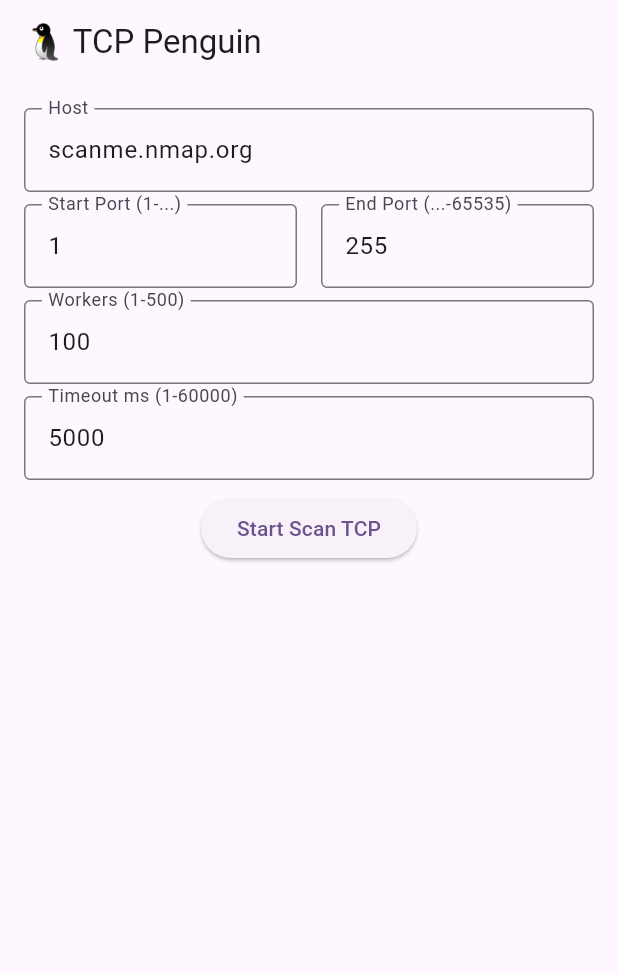
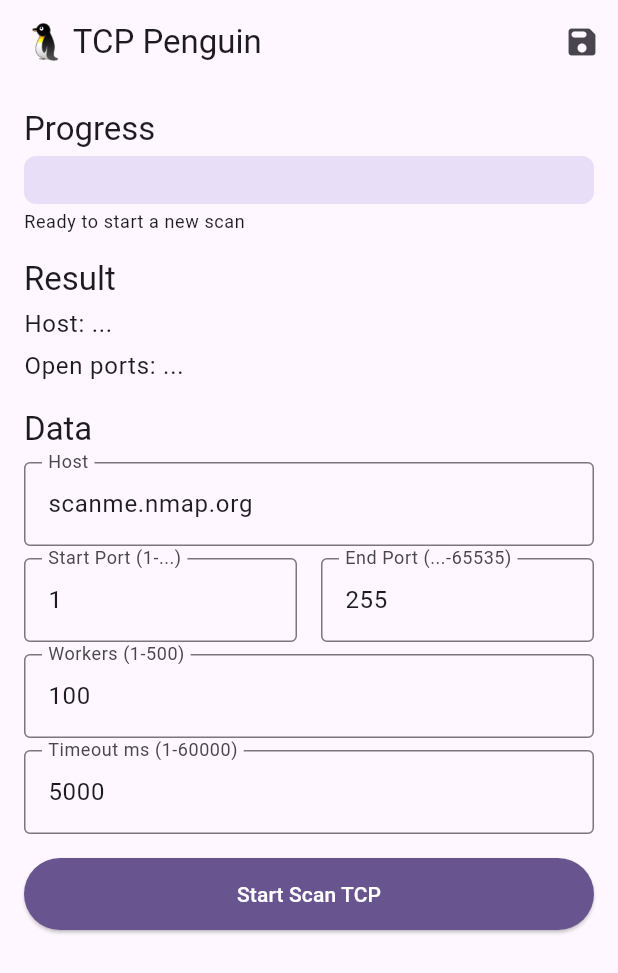
Before and after one commit to andybeardness/TCP-Penguin, a Flutter app: the screen it shows after launch, on a phone screen of 412 x 824 dp. Shown: the top 973 px of the screen. Run offline on Flutter 3.47's test engine with Material 3 defaults, Android fonts, the phone set to English and light mode, and no system bars; our stand-ins replace get_it, isar, pool, rxdart; accounts and stored records are empty; generated files the repository leaves out were written again.

Commit message:
update ui

```diff
--- a/lib/app/di/presentation/di_viewmodel.dart
+++ b/lib/app/di/presentation/di_viewmodel.dart
@@ -1,5 +1,4 @@
 import 'package:tcp_penguin/app/di/di.dart';
-import 'package:tcp_penguin/data/repository/host/host_repository.dart';
 import 'package:tcp_penguin/domain/concurency_runner/concurency_runner.dart';
 import 'package:tcp_penguin/domain/host_saver/host_saver.dart';
 import 'package:tcp_penguin/domain/tcp_scanner/tcp_scanner.dart';
@@ -10,7 +9,6 @@ Future<void> setupViewModelDI() async {
     () => HomeScreenViewModel(
       tcpScanner: getIt<TcpScanner>(),
       concurencyRunner: getIt<ConcurencyRunner>(),
-      hostRepository: getIt<HostRepository>(),
       hostSaver: getIt<HostSaver>(),
     ),
   );
--- a/lib/domain/concurency_runner/concurency_runner.dart
+++ b/lib/domain/concurency_runner/concurency_runner.dart
@@ -12,11 +12,15 @@ class ConcurencyRunner {
     required int portStart,
     required int portEnd,
     required int maxConcurrent,
+    required Function(double progress) onProgress,
   }) async {
     final pool = Pool(maxConcurrent);
+
     final List<Future<void>> tasks = [];
+    final List<int> openPorts = [];
 
-    final List<int> openPorts = [];
+    final totalPorts = portEnd - portStart + 1;
+    int completedPorts = 0;
 
     for (var port = portStart; port <= portEnd; port++) {
       final resource = await pool.request();
@@ -35,6 +39,8 @@ class ConcurencyRunner {
             );
           } finally {
             resource.release();
+            completedPorts++;
+            onProgress(completedPorts / totalPorts);
           }
         }),
       );
--- /dev/null
+++ b/lib/presentation/common_view/subtitle/common_view_subtitle.dart
@@ -0,0 +1,25 @@
+import 'package:flutter/material.dart';
+
+class CommonViewSubtitleEntity {
+  final String subtitle;
+
+  CommonViewSubtitleEntity({required this.subtitle});
+}
+
+class CommonViewSubtitle extends StatelessWidget {
+  final CommonViewSubtitleEntity entity;
+
+  const CommonViewSubtitle({super.key, required this.entity});
+
+  @override
+  Widget build(BuildContext context) {
+    return Container(
+      width: double.infinity,
+      padding: EdgeInsets.symmetric(horizontal: 16),
+      child: Text(
+        entity.subtitle,
+        style: Theme.of(context).textTheme.bodyLarge,
+      ),
+    );
+  }
+}
--- /dev/null
+++ b/lib/presentation/common_view/text/common_view_text.dart
@@ -0,0 +1,22 @@
+import 'package:flutter/material.dart';
+
+class CommonViewTextEntity {
+  final String text;
+
+  CommonViewTextEntity({required this.text});
+}
+
+class CommonViewText extends StatelessWidget {
+  final CommonViewTextEntity entity;
+
+  const CommonViewText({super.key, required this.entity});
+
+  @override
+  Widget build(BuildContext context) {
+    return Container(
+      width: double.infinity,
+      padding: EdgeInsets.symmetric(horizontal: 16),
+      child: Text(entity.text, style: Theme.of(context).textTheme.bodySmall),
+    );
+  }
+}
--- /dev/null
+++ b/lib/presentation/common_view/title/common_view_title.dart
@@ -0,0 +1,22 @@
+import 'package:flutter/material.dart';
+
+class CommonViewTitleEntity {
+  final String title;
+
+  CommonViewTitleEntity({required this.title});
+}
+
+class CommonViewTitle extends StatelessWidget {
+  final CommonViewTitleEntity entity;
+
+  const CommonViewTitle({super.key, required this.entity});
+
+  @override
+  Widget build(BuildContext context) {
+    return Container(
+      width: double.infinity,
+      padding: EdgeInsets.symmetric(horizontal: 16),
+      child: Text(entity.title, style: Theme.of(context).textTheme.titleLarge),
+    );
+  }
+}
--- a/lib/presentation/screen/home/home_screen.dart
+++ b/lib/presentation/screen/home/home_screen.dart
@@ -1,11 +1,14 @@
 import 'package:flutter/material.dart';
 import 'package:tcp_penguin/app/di/di.dart';
 import 'package:tcp_penguin/presentation/common_view/spacer/common_view_spacer.dart';
+import 'package:tcp_penguin/presentation/common_view/subtitle/common_view_subtitle.dart';
+import 'package:tcp_penguin/presentation/common_view/text/common_view_text.dart';
+import 'package:tcp_penguin/presentation/common_view/title/common_view_title.dart';
 import 'package:tcp_penguin/presentation/screen/home/home_screen_action.dart';
 import 'package:tcp_penguin/presentation/screen/home/home_screen_state.dart';
 import 'package:tcp_penguin/presentation/screen/home/home_screen_view_model.dart';
 import 'package:tcp_penguin/presentation/screen/home/view/home_screen_view_host.dart';
-import 'package:tcp_penguin/presentation/screen/home/view/home_screen_view_saved_hosts.dart';
+import 'package:tcp_penguin/presentation/screen/home/view/home_screen_view_progress_bar.dart';
 import 'package:tcp_penguin/presentation/screen/home/view/home_screen_view_workers.dart';
 import 'package:tcp_penguin/presentation/screen/home/view/home_screen_view_port_range.dart';
 import 'package:tcp_penguin/presentation/screen/home/view/home_screen_view_scan_button.dart';
@@ -20,8 +23,6 @@ class HomeScreen extends StatefulWidget {
 
 class _HomeScreenState extends State<HomeScreen> {
   late final HomeScreenViewModel viewModel;
-  List<int> openPorts = [];
-  List<int> closedPorts = [];
 
   @override
   void initState() {
@@ -38,7 +39,12 @@ class _HomeScreenState extends State<HomeScreen> {
   @override
   Widget build(BuildContext context) {
     return Scaffold(
-      appBar: AppBar(title: const Text('🐧 TCP Penguin')),
+      appBar: AppBar(
+        title: const Text('🐧 TCP Penguin'),
+        actions: [
+          IconButton(icon: const Icon(Icons.save_rounded), onPressed: () {}),
+        ],
+      ),
       body: StreamBuilder(
         stream: viewModel.state,
         builder: (context, snapshot) {
@@ -56,6 +62,14 @@ class _HomeScreenState extends State<HomeScreen> {
               children: items.map((item) {
                 if (item is HomeScreenStateViewItemSpacer) {
                   return CommonViewSpacer(entity: item.entity);
+                } else if (item is HomeScreenStateViewItemTitle) {
+                  return CommonViewTitle(entity: item.entity);
+                } else if (item is HomeScreenStateViewItemSubtitle) {
+                  return CommonViewSubtitle(entity: item.entity);
+                } else if (item is HomeScreenStateViewItemText) {
+                  return CommonViewText(entity: item.entity);
+                } else if (item is HomeScreenStateViewItemProgressBar) {
+                  return HomeScreenViewProgressBar(entity: item.entity);
                 } else if (item is HomeScreenStateViewItemHost) {
                   return HomeScreenViewHost(
                     entity: item.entity,
@@ -105,8 +119,6 @@ class _HomeScreenState extends State<HomeScreen> {
                       );
                     },
                   );
-                } else if (item is HomeScreenStateViewItemSavedHosts) {
-                  return HomeScreenViewSavedHosts(entity: item.entity);
                 } else if (item is HomeScreenStateViewItemScanButton) {
                   return HomeScreenViewScanButton(
                     entity: item.entity,
--- a/lib/presentation/screen/home/home_screen_state.dart
+++ b/lib/presentation/screen/home/home_screen_state.dart
@@ -1,6 +1,9 @@
 import 'package:tcp_penguin/presentation/common_view/spacer/common_view_spacer.dart';
+import 'package:tcp_penguin/presentation/common_view/subtitle/common_view_subtitle.dart';
+import 'package:tcp_penguin/presentation/common_view/text/common_view_text.dart';
+import 'package:tcp_penguin/presentation/common_view/title/common_view_title.dart';
 import 'package:tcp_penguin/presentation/screen/home/view/home_screen_view_host.dart';
-import 'package:tcp_penguin/presentation/screen/home/view/home_screen_view_saved_hosts.dart';
+import 'package:tcp_penguin/presentation/screen/home/view/home_screen_view_progress_bar.dart';
 import 'package:tcp_penguin/presentation/screen/home/view/home_screen_view_workers.dart';
 import 'package:tcp_penguin/presentation/screen/home/view/home_screen_view_port_range.dart';
 import 'package:tcp_penguin/presentation/screen/home/view/home_screen_view_scan_button.dart';
@@ -18,6 +21,30 @@ class HomeScreenStateViewItemSpacer extends HomeScreenStateViewItem {
   final CommonViewSpacerEntity entity;
 
   HomeScreenStateViewItemSpacer({required this.entity});
+}
+
+class HomeScreenStateViewItemTitle extends HomeScreenStateViewItem {
+  final CommonViewTitleEntity entity;
+
+  HomeScreenStateViewItemTitle({required this.entity});
+}
+
+class HomeScreenStateViewItemSubtitle extends HomeScreenStateViewItem {
+  final CommonViewSubtitleEntity entity;
+
+  HomeScreenStateViewItemSubtitle({required this.entity});
+}
+
+class HomeScreenStateViewItemText extends HomeScreenStateViewItem {
+  final CommonViewTextEntity entity;
+
+  HomeScreenStateViewItemText({required this.entity});
+}
+
+class HomeScreenStateViewItemProgressBar extends HomeScreenStateViewItem {
+  final HomeScreenViewProgressBarEntity entity;
+
+  HomeScreenStateViewItemProgressBar({required this.entity});
 }
 
 class HomeScreenStateViewItemHost extends HomeScreenStateViewItem {
@@ -44,12 +71,6 @@ class HomeScreenStateViewItemTimeout extends HomeScreenStateViewItem {
   HomeScreenStateViewItemTimeout({required this.entity});
 }
 
-class HomeScreenStateViewItemSavedHosts extends HomeScreenStateViewItem {
-  final HomeScreenViewSavedHostsEntity entity;
-
-  HomeScreenStateViewItemSavedHosts({required this.entity});
-}
-
 class HomeScreenStateViewItemScanButton extends HomeScreenStateViewItem {
   final HomeScreenViewScanButtonEntity entity;
 
--- a/lib/presentation/screen/home/home_screen_view_model.dart
+++ b/lib/presentation/screen/home/home_screen_view_model.dart
@@ -1,23 +1,30 @@
 import 'package:rxdart/rxdart.dart';
-import 'package:tcp_penguin/data/repository/host/host_entity.dart';
-import 'package:tcp_penguin/data/repository/host/host_repository.dart';
 import 'package:tcp_penguin/domain/concurency_runner/concurency_runner.dart';
 import 'package:tcp_penguin/domain/host_saver/host_saver.dart';
 import 'package:tcp_penguin/domain/tcp_scanner/tcp_scanner.dart';
 import 'package:tcp_penguin/presentation/common_view/spacer/common_view_spacer.dart';
+import 'package:tcp_penguin/presentation/common_view/subtitle/common_view_subtitle.dart';
+import 'package:tcp_penguin/presentation/common_view/text/common_view_text.dart';
+import 'package:tcp_penguin/presentation/common_view/title/common_view_title.dart';
 import 'package:tcp_penguin/presentation/screen/home/home_screen_action.dart';
 import 'package:tcp_penguin/presentation/screen/home/home_screen_state.dart';
 import 'package:tcp_penguin/presentation/screen/home/view/home_screen_view_host.dart';
-import 'package:tcp_penguin/presentation/screen/home/view/home_screen_view_saved_hosts.dart';
+import 'package:tcp_penguin/presentation/screen/home/view/home_screen_view_progress_bar.dart';
 import 'package:tcp_penguin/presentation/screen/home/view/home_screen_view_workers.dart';
 import 'package:tcp_penguin/presentation/screen/home/view/home_screen_view_port_range.dart';
 import 'package:tcp_penguin/presentation/screen/home/view/home_screen_view_scan_button.dart';
 import 'package:tcp_penguin/presentation/screen/home/view/home_screen_view_timeout.dart';
 
+class OpenPortsResult {
+  final String host;
+  final List<int> openPorts;
+
+  OpenPortsResult({required this.host, required this.openPorts});
+}
+
 class HomeScreenViewModel {
   final TcpScanner tcpScanner;
   final ConcurencyRunner concurencyRunner;
-  final HostRepository hostRepository;
   final HostSaver hostSaver;
 
   final BehaviorSubject<HomeScreenState> state = BehaviorSubject.seeded(
@@ -32,12 +39,13 @@ class HomeScreenViewModel {
   final BehaviorSubject<String> _workers = BehaviorSubject.seeded('100');
   final BehaviorSubject<String> _timeoutMs = BehaviorSubject.seeded('5000');
 
-  final BehaviorSubject<bool> _isScanning = BehaviorSubject.seeded(false);
+  final BehaviorSubject<double?> _progress = BehaviorSubject.seeded(null);
+  final BehaviorSubject<OpenPortsResult?> _openPortsResult =
+      BehaviorSubject.seeded(null);
 
   HomeScreenViewModel({
     required this.tcpScanner,
     required this.concurencyRunner,
-    required this.hostRepository,
     required this.hostSaver,
   }) {
     Rx.combineLatest(
@@ -47,8 +55,8 @@ class HomeScreenViewModel {
         _endPort,
         _workers,
         _timeoutMs,
-        _isScanning,
-        hostRepository.hosts,
+        _progress,
+        _openPortsResult,
       ],
       (streams) async {
         final String host = streams[0] as String;
@@ -56,8 +64,8 @@ class HomeScreenViewModel {
         final String endPort = streams[2] as String;
         final String maxWorkers = streams[3] as String;
         final String timeoutMs = streams[4] as String;
-        final bool isScanning = streams[5] as bool;
-        final List<HostEntity> savedHosts = streams[6] as List<HostEntity>;
+        final double? progress = streams[5] as double?;
+        final OpenPortsResult? openPortsResult = streams[6] as OpenPortsResult?;
 
         final viewItems = <HomeScreenStateViewItem>[];
 
@@ -66,6 +74,102 @@ class HomeScreenViewModel {
         viewItems.add(
           HomeScreenStateViewItemSpacer(
             entity: CommonViewSpacerEntity(height: 16),
+          ),
+        );
+
+        viewItems.add(
+          HomeScreenStateViewItemTitle(
+            entity: CommonViewTitleEntity(title: 'Progress'),
+          ),
+        );
+
+        viewItems.add(
+          HomeScreenStateViewItemSpacer(
+            entity: CommonViewSpacerEntity(height: 4),
+          ),
+        );
+
+        viewItems.add(
+          HomeScreenStateViewItemProgressBar(
+            entity: HomeScreenViewProgressBarEntity(progress: progress ?? 0),
+          ),
+        );
+
+        viewItems.add(
+          HomeScreenStateViewItemSpacer(
+            entity: CommonViewSpacerEntity(height: 4),
+          ),
+        );
+
+        viewItems.add(
+          HomeScreenStateViewItemText(
+            entity: CommonViewTextEntity(
+              text: (progress ?? 0) > 0
+                  ? 'Scanning in progress, don\'t close the app'
+                  : 'Ready to start a new scan',
+            ),
+          ),
+        );
+
+        viewItems.add(
+          HomeScreenStateViewItemSpacer(
+            entity: CommonViewSpacerEntity(height: 16),
+          ),
+        );
+
+        viewItems.add(
+          HomeScreenStateViewItemTitle(
+            entity: CommonViewTitleEntity(title: 'Result'),
+          ),
+        );
+
+        viewItems.add(
+          HomeScreenStateViewItemSpacer(
+            entity: CommonViewSpacerEntity(height: 4),
+          ),
+        );
+
+        viewItems.add(
+          HomeScreenStateViewItemSubtitle(
+            entity: CommonViewSubtitleEntity(
+              subtitle: openPortsResult != null
+                  ? 'Host: ${openPortsResult.host}'
+                  : 'Host: ...',
+            ),
+          ),
+        );
+
+        viewItems.add(
+          HomeScreenStateViewItemSpacer(
+            entity: CommonViewSpacerEntity(height: 4),
+          ),
+        );
+
+        viewItems.add(
+          HomeScreenStateViewItemSubtitle(
+            entity: CommonViewSubtitleEntity(
+              subtitle: openPortsResult != null
+                  ? 'Open ports: ${openPortsResult.openPorts.join(', ')}'
+                  : 'Open ports: ...',
+            ),
+          ),
+        );
+
+        viewItems.add(
+          HomeScreenStateViewItemSpacer(
+            entity: CommonViewSpacerEntity(height: 16),
+          ),
+        );
+
+        viewItems.add(
+          HomeScreenStateViewItemTitle(
+            entity: CommonViewTitleEntity(title: 'Data'),
+          ),
+        );
+
+        viewItems.add(
+          HomeScreenStateViewItemSpacer(
+            entity: CommonViewSpacerEntity(height: 8),
           ),
         );
 
@@ -157,29 +261,15 @@ class HomeScreenViewModel {
 
         viewItems.add(
           HomeScreenStateViewItemSpacer(
-            entity: CommonViewSpacerEntity(height: 8),
+            entity: CommonViewSpacerEntity(height: 16),
           ),
         );
-
-        if (savedHosts.isNotEmpty) {
-          viewItems.add(
-            HomeScreenStateViewItemSavedHosts(
-              entity: HomeScreenViewSavedHostsEntity(hosts: savedHosts),
-            ),
-          );
-
-          viewItems.add(
-            HomeScreenStateViewItemSpacer(
-              entity: CommonViewSpacerEntity(height: 8),
-            ),
-          );
-        }
 
         viewItems.add(
           HomeScreenStateViewItemScanButton(
             entity: HomeScreenViewScanButtonEntity(
               label: 'Start Scan TCP',
-              isEnabled: !hasErrors && !isScanning,
+              isEnabled: !hasErrors && (progress ?? 0) == 0,
             ),
           ),
         );
@@ -198,7 +288,8 @@ class HomeScreenViewModel {
     _endPort.close();
     _workers.close();
     _timeoutMs.close();
-    _isScanning.close();
+    _progress.close();
+    _openPortsResult.close();
   }
 
   Future<void> handleAction({required HomeScreenAction action}) async {
@@ -218,16 +309,21 @@ class HomeScreenViewModel {
       final int endPort = int.tryParse(_endPort.value) ?? 255;
       final int maxWorkers = int.tryParse(_workers.value) ?? 100;
 
-      _isScanning.add(true);
+      _progress.add(0);
 
       final openPorts = await concurencyRunner.runConcurrently(
         host: host,
         portStart: startPort,
         portEnd: endPort,
         maxConcurrent: maxWorkers,
+        onProgress: (progress) {
+          _progress.add(progress);
+        },
       );
 
       if (openPorts.isNotEmpty) {
+        _openPortsResult.add(OpenPortsResult(host: host, openPorts: openPorts));
+
         await hostSaver.saveHost(
           host: host,
           openPorts: openPorts,
@@ -235,7 +331,7 @@ class HomeScreenViewModel {
         );
       }
 
-      _isScanning.add(false);
+      _progress.add(null);
     }
   }
 }
--- /dev/null
+++ b/lib/presentation/screen/home/view/home_screen_view_progress_bar.dart
@@ -0,0 +1,25 @@
+import 'package:flutter/material.dart';
+
+class HomeScreenViewProgressBarEntity {
+  final double progress;
+
+  HomeScreenViewProgressBarEntity({required this.progress});
+}
+
+class HomeScreenViewProgressBar extends StatelessWidget {
+  final HomeScreenViewProgressBarEntity entity;
+
+  const HomeScreenViewProgressBar({super.key, required this.entity});
+
+  @override
+  Widget build(BuildContext context) {
+    return Padding(
+      padding: const EdgeInsets.symmetric(horizontal: 16),
+      child: LinearProgressIndicator(
+        value: entity.progress,
+        minHeight: 32,
+        borderRadius: BorderRadius.circular(8),
+      ),
+    );
+  }
+}
--- a/lib/presentation/screen/home/view/home_screen_view_saved_hosts.dart
+++ /dev/null
@@ -1,44 +0,0 @@
-import 'package:flutter/material.dart';
-import 'package:tcp_penguin/data/repository/host/host_entity.dart';
-
-class HomeScreenViewSavedHostsEntity {
-  final List<HostEntity> hosts;
-
-  HomeScreenViewSavedHostsEntity({required this.hosts});
-}
-
-class HomeScreenViewSavedHosts extends StatelessWidget {
-  final HomeScreenViewSavedHostsEntity entity;
-
-  const HomeScreenViewSavedHosts({super.key, required this.entity});
-
-  @override
-  Widget build(BuildContext context) {
-    return Container(
-      padding: const EdgeInsets.symmetric(horizontal: 16),
-      child: Column(
-        crossAxisAlignment: CrossAxisAlignment.start,
-        children: [
-          const Text(
-            'Saved Hosts:',
-            style: TextStyle(fontSize: 18, fontWeight: FontWeight.bold),
-          ),
-          ...entity.hosts.map((host) {
-            return Card(
-              child: ListTile(
-                title: Column(
-                  crossAxisAlignment: CrossAxisAlignment.start,
-                  children: [
-                    Text(host.host),
-                    Text(host.openPorts.join(', ')),
-                    Text(host.createdAt.toString()),
-                  ],
-                ),
-              ),
-            );
-          }),
-        ],
-      ),
-    );
-  }
-}
--- a/lib/presentation/screen/home/view/home_screen_view_scan_button.dart
+++ b/lib/presentation/screen/home/view/home_screen_view_scan_button.dart
@@ -22,16 +22,21 @@ class HomeScreenViewScanButton extends StatelessWidget {
 
   @override
   Widget build(BuildContext context) {
-    Function()? onPressedEnabled;
-    if (entity.isEnabled) {
-      onPressedEnabled = onPressed;
-    } else {
-      onPressedEnabled = null;
-    }
-
-    return ElevatedButton(
-      onPressed: onPressedEnabled,
-      child: Text(entity.label),
+    return Padding(
+      padding: const EdgeInsets.symmetric(horizontal: 16),
+      child: ElevatedButton(
+        onPressed: entity.isEnabled ? onPressed : null,
+        style: ElevatedButton.styleFrom(
+          minimumSize: Size(double.infinity, 48),
+          backgroundColor: entity.isEnabled
+              ? Theme.of(context).colorScheme.primary
+              : Theme.of(context).colorScheme.primary.withAlpha(100),
+          foregroundColor: entity.isEnabled
+              ? Theme.of(context).colorScheme.onPrimary
+              : Theme.of(context).colorScheme.onPrimary.withAlpha(100),
+        ),
+        child: Text(entity.label),
+      ),
     );
   }
 }
```
